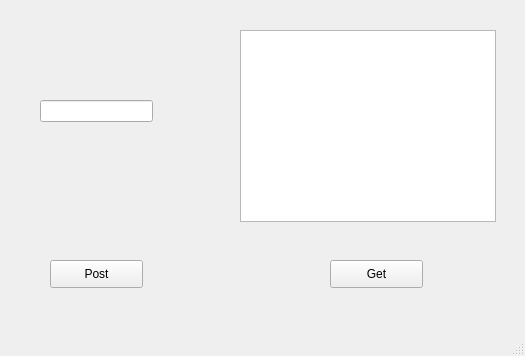
First picture: the form in MainForm.ui, repository Ken760/Test-task-qt-flask, before the edit.
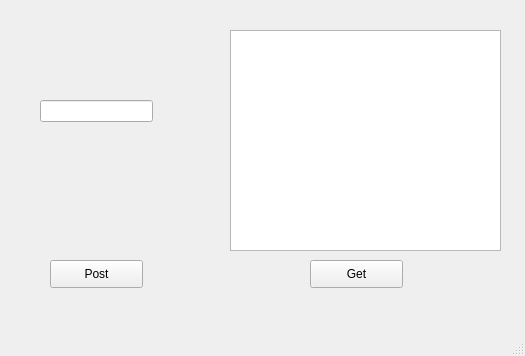
Second picture: the form after the edit.

Patch:
```diff
--- a/MainForm.ui
+++ b/MainForm.ui
@@ -43,7 +43,7 @@
    <widget class="QPushButton" name="getButton">
     <property name="geometry">
      <rect>
-      <x>330</x>
+      <x>310</x>
       <y>260</y>
       <width>93</width>
       <height>28</height>
@@ -53,13 +53,13 @@
      <string>Get</string>
     </property>
    </widget>
-   <widget class="QListView" name="listView">
+   <widget class="QTextEdit" name="textEdit">
     <property name="geometry">
      <rect>
-      <x>240</x>
+      <x>230</x>
       <y>30</y>
-      <width>256</width>
-      <height>192</height>
+      <width>271</width>
+      <height>221</height>
      </rect>
     </property>
    </widget>
```
